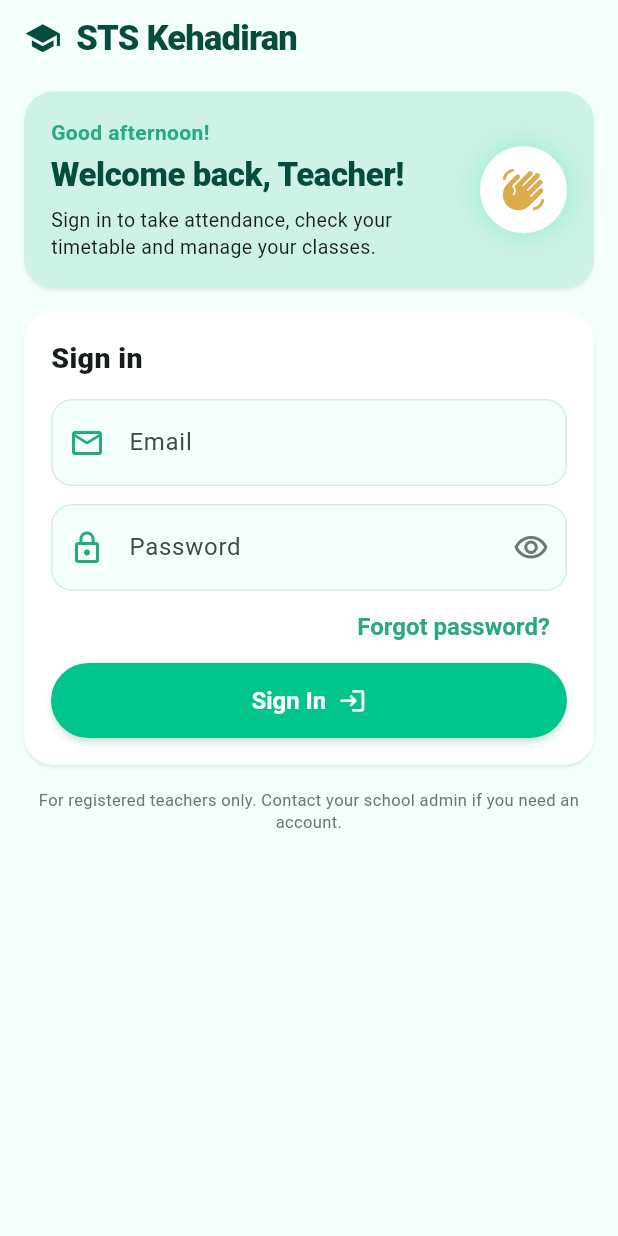
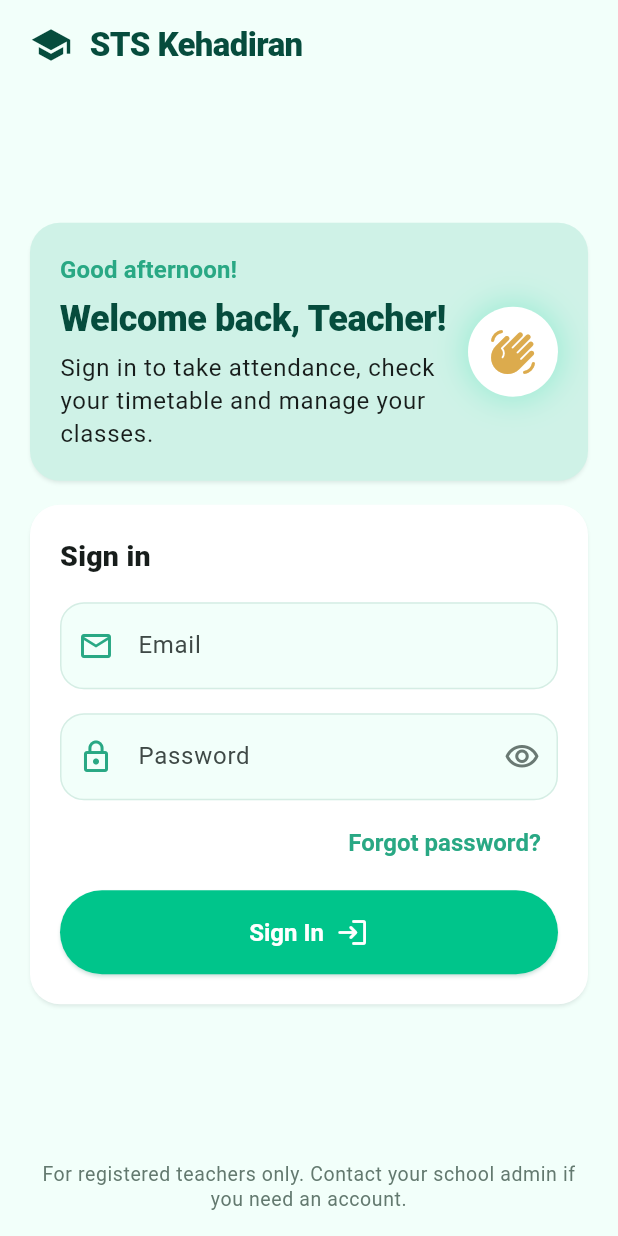
Before and after one commit to dylan-yoong-yw/sts-kehadiran, a Flutter app: the screen it shows after launch, on a phone screen of 412 x 824 dp. Run offline on Flutter 3.47's test engine with Material 3 defaults, Android fonts, the phone set to English and light mode, and no system bars; our stand-ins replace cloud_firestore, firebase_auth, firebase_core; accounts and stored records are empty.

Commit message:
Restyle login screen with theme type scale and centred layout
Use theme text styles, 20 dp margins and a 56 dp Sign In button.
Centre the welcome and form cards vertically with the footer pinned to
the bottom, scrolling instead when the content is taller. Test 360x640
to 412x915 at text scale 1.0, 1.3 and 2.0.

Co-Authored-By: Claude Opus 5.5 <noreply@anthropic.com>

```diff
--- a/lib/screens/login_screen.dart
+++ b/lib/screens/login_screen.dart
@@ -1,14 +1,8 @@
 import 'package:flutter/material.dart';
 
+import '../core/theme.dart';
 import '../services/auth_service.dart';
 import '../widgets/dashboard_widgets.dart';
-
-// Same palette as the main screen.
-const _green = Color(0xFF00C58B);
-const _darkGreen = Color(0xFF064C3D);
-const _background = Color(0xFFF2FFFA);
-const _accent = Color(0xFF29A884);
-const _muted = Color(0xFF63796F);
 
 final _emailPattern = RegExp(r'^[^@\s]+@[^@\s]+\.[^@\s]+$');
 
@@ -81,9 +75,7 @@ class _LoginScreenState extends State<LoginScreen> {
     void show(String message) {
       messenger
         ..hideCurrentSnackBar()
-        ..showSnackBar(
-          SnackBar(content: Text(message), behavior: SnackBarBehavior.floating),
-        );
+        ..showSnackBar(SnackBar(content: Text(message)));
     }
 
     final email = _emailController.text.trim();
@@ -101,65 +93,204 @@ class _LoginScreenState extends State<LoginScreen> {
     }
   }
 
-  InputDecoration _fieldDecoration({
-    required String label,
-    required IconData icon,
-    Widget? suffix,
-  }) {
-    OutlineInputBorder border(Color color, [double width = 1]) =>
-        OutlineInputBorder(
-          borderRadius: BorderRadius.circular(14),
-          borderSide: BorderSide(color: color, width: width),
-        );
-    return InputDecoration(
-      labelText: label,
-      prefixIcon: Icon(icon, color: _accent),
-      suffixIcon: suffix,
-      filled: true,
-      fillColor: _background,
-      enabledBorder: border(const Color(0xFFD5EDE4)),
-      focusedBorder: border(_green, 2),
-      errorBorder: border(const Color(0xFFB3261E)),
-      focusedErrorBorder: border(const Color(0xFFB3261E), 2),
-      disabledBorder: border(const Color(0xFFE2ECE8)),
-    );
-  }
-
   @override
-  Widget build(BuildContext context) => Scaffold(
-    backgroundColor: _background,
+  Widget build(BuildContext context) {
+    final text = Theme.of(context).textTheme;
+    return Scaffold(
       body: SafeArea(
-      child: Align(
-        alignment: Alignment.topCenter,
+        child: Center(
           child: ConstrainedBox(
             constraints: const BoxConstraints(maxWidth: 520),
-          child: SingleChildScrollView(
+            // Fills at least the screen height so the form can be centred
+            // and the footer pinned to the bottom; scrolls when the content
+            // is taller (short phones, large system text, open keyboard).
+            child: CustomScrollView(
               key: const Key('login-scroll'),
-            padding: const EdgeInsets.fromLTRB(16, 10, 16, 24),
+              slivers: [
+                SliverPadding(
+                  padding: const EdgeInsets.symmetric(
+                    horizontal: AppSpacing.screen,
+                  ),
+                  sliver: SliverFillRemaining(
+                    hasScrollBody: false,
                     child: Column(
                       crossAxisAlignment: CrossAxisAlignment.stretch,
                       children: [
-                const Row(
+                        const SizedBox(height: AppSpacing.section),
+                        Row(
                           children: [
-                    Icon(Icons.school, size: 25, color: _darkGreen),
-                    SizedBox(width: 10),
+                            const Icon(
+                              Icons.school,
+                              size: 28,
+                              color: AppColors.darkGreen,
+                            ),
+                            const SizedBox(width: 12),
                             Expanded(
                               child: Text(
                                 'STS Kehadiran',
-                        style: TextStyle(
-                          color: _darkGreen,
-                          fontSize: 23,
-                          fontWeight: FontWeight.w800,
-                          letterSpacing: -0.5,
+                                style: text.titleLarge?.copyWith(
+                                  color: AppColors.darkGreen,
                                 ),
                               ),
                             ),
                           ],
                         ),
-                const SizedBox(height: 20),
+                        const Spacer(),
+                        const SizedBox(height: 24),
+                        _WelcomeCard(greeting: _greeting),
+                        const SizedBox(height: AppSpacing.section),
                         DashboardCard(
-                  color: const Color(0xFFCFF2E7),
-                  padding: const EdgeInsets.all(18),
+                          key: const Key('login-form-card'),
+                          color: Colors.white,
+                          child: _buildForm(text),
+                        ),
+                        const SizedBox(height: 24),
+                        const Spacer(),
+                        Text(
+                          'For registered teachers only. Contact your school '
+                          'admin if you need an account.',
+                          key: const Key('login-footer'),
+                          textAlign: TextAlign.center,
+                          style: text.bodySmall?.copyWith(
+                            color: AppColors.muted,
+                          ),
+                        ),
+                        const SizedBox(height: AppSpacing.section),
+                      ],
+                    ),
+                  ),
+                ),
+              ],
+            ),
+          ),
+        ),
+      ),
+    );
+  }
+
+  Widget _buildForm(TextTheme text) => Form(
+    key: _formKey,
+    child: AutofillGroup(
+      child: Column(
+        crossAxisAlignment: CrossAxisAlignment.stretch,
+        children: [
+          Text('Sign in', style: text.titleMedium),
+          const SizedBox(height: AppSpacing.section),
+          TextFormField(
+            key: const Key('login-email'),
+            controller: _emailController,
+            enabled: !_busy,
+            style: text.bodyLarge,
+            keyboardType: TextInputType.emailAddress,
+            textInputAction: TextInputAction.next,
+            autofillHints: const [AutofillHints.email],
+            autocorrect: false,
+            decoration: const InputDecoration(
+              labelText: 'Email',
+              prefixIcon: Icon(Icons.email_outlined),
+            ),
+            validator: _validateEmail,
+          ),
+          const SizedBox(height: AppSpacing.section),
+          TextFormField(
+            key: const Key('login-password'),
+            controller: _passwordController,
+            enabled: !_busy,
+            style: text.bodyLarge,
+            obscureText: _obscurePassword,
+            textInputAction: TextInputAction.done,
+            autofillHints: const [AutofillHints.password],
+            onFieldSubmitted: (_) => _signIn(),
+            decoration: InputDecoration(
+              labelText: 'Password',
+              prefixIcon: const Icon(Icons.lock_outline),
+              suffixIcon: IconButton(
+                tooltip: _obscurePassword ? 'Show password' : 'Hide password',
+                onPressed: () =>
+                    setState(() => _obscurePassword = !_obscurePassword),
+                icon: Icon(
+                  _obscurePassword
+                      ? Icons.visibility_outlined
+                      : Icons.visibility_off_outlined,
+                  color: AppColors.dateChipIcon,
+                ),
+              ),
+            ),
+            validator: (value) =>
+                (value ?? '').isEmpty ? 'Please enter your password.' : null,
+          ),
+          const SizedBox(height: 4),
+          Align(
+            alignment: Alignment.centerRight,
+            child: TextButton(
+              onPressed: _busy ? null : _resetPassword,
+              style: TextButton.styleFrom(foregroundColor: AppColors.accent),
+              child: const Text('Forgot password?'),
+            ),
+          ),
+          const SizedBox(height: 8),
+          if (_error != null) ...[
+            Container(
+              key: const Key('login-error'),
+              padding: const EdgeInsets.all(14),
+              decoration: BoxDecoration(
+                color: AppColors.errorBackground,
+                borderRadius: BorderRadius.circular(14),
+              ),
+              child: Row(
+                children: [
+                  const Icon(Icons.error_outline, color: AppColors.error),
+                  const SizedBox(width: 12),
+                  Expanded(
+                    child: Text(
+                      _error!,
+                      style: text.bodyMedium?.copyWith(
+                        color: AppColors.errorText,
+                      ),
+                    ),
+                  ),
+                ],
+              ),
+            ),
+            const SizedBox(height: AppSpacing.section),
+          ],
+          FilledButton(
+            key: const Key('login-submit'),
+            style: AppTheme.primaryButton,
+            onPressed: _busy ? null : _signIn,
+            child: _busy
+                ? const SizedBox.square(
+                    dimension: 24,
+                    child: CircularProgressIndicator(
+                      strokeWidth: 2.5,
+                      color: Colors.white,
+                    ),
+                  )
+                : const Row(
+                    mainAxisAlignment: MainAxisAlignment.center,
+                    children: [
+                      Flexible(child: Text('Sign In')),
+                      SizedBox(width: 8),
+                      Icon(Icons.login_rounded, size: 22),
+                    ],
+                  ),
+          ),
+        ],
+      ),
+    ),
+  );
+}
+
+class _WelcomeCard extends StatelessWidget {
+  const _WelcomeCard({required this.greeting});
+
+  final String greeting;
+
+  @override
+  Widget build(BuildContext context) {
+    final text = Theme.of(context).textTheme;
+    return DashboardCard(
+      color: AppColors.attendanceCard,
       child: Row(
         children: [
           Expanded(
@@ -167,28 +298,21 @@ class _LoginScreenState extends State<LoginScreen> {
               crossAxisAlignment: CrossAxisAlignment.start,
               children: [
                 Text(
-                              '$_greeting!',
-                              style: const TextStyle(
-                                color: _accent,
-                                fontSize: 14,
-                                fontWeight: FontWeight.w700,
+                  '$greeting!',
+                  style: text.titleSmall?.copyWith(color: AppColors.accent),
+                ),
+                const SizedBox(height: 6),
+                Text(
+                  'Welcome back, Teacher!',
+                  style: text.headlineSmall?.copyWith(
+                    color: AppColors.darkGreen,
                   ),
                 ),
-                            const SizedBox(height: 4),
-                            const Text(
-                              'Welcome back, Teacher!',
-                              style: TextStyle(
-                                color: _darkGreen,
-                                fontSize: 22,
-                                fontWeight: FontWeight.w800,
-                                letterSpacing: -0.3,
-                              ),
-                            ),
-                            const SizedBox(height: 6),
-                            const Text(
-                              'Sign in to take attendance, check your '
-                              'timetable and manage your classes.',
-                              style: TextStyle(fontSize: 13, height: 1.35),
+                const SizedBox(height: 8),
+                Text(
+                  'Sign in to take attendance, check your timetable and '
+                  'manage your classes.',
+                  style: text.bodyLarge,
                 ),
               ],
             ),
@@ -209,173 +333,12 @@ class _LoginScreenState extends State<LoginScreen> {
             ),
             child: const Icon(
               Icons.waving_hand_rounded,
-                          size: 30,
-                          color: Color(0xFFDCAB4D),
+              size: 32,
+              color: AppColors.amber,
             ),
           ),
         ],
       ),
-                ),
-                const SizedBox(height: 16),
-                DashboardCard(
-                  color: Colors.white,
-                  padding: const EdgeInsets.all(18),
-                  child: Form(
-                    key: _formKey,
-                    child: AutofillGroup(
-                      child: Column(
-                        crossAxisAlignment: CrossAxisAlignment.stretch,
-                        children: [
-                          const Text(
-                            'Sign in',
-                            style: TextStyle(
-                              fontSize: 19,
-                              fontWeight: FontWeight.w800,
-                            ),
-                          ),
-                          const SizedBox(height: 14),
-                          TextFormField(
-                            key: const Key('login-email'),
-                            controller: _emailController,
-                            enabled: !_busy,
-                            keyboardType: TextInputType.emailAddress,
-                            textInputAction: TextInputAction.next,
-                            autofillHints: const [AutofillHints.email],
-                            autocorrect: false,
-                            decoration: _fieldDecoration(
-                              label: 'Email',
-                              icon: Icons.email_outlined,
-                            ),
-                            validator: _validateEmail,
-                          ),
-                          const SizedBox(height: 12),
-                          TextFormField(
-                            key: const Key('login-password'),
-                            controller: _passwordController,
-                            enabled: !_busy,
-                            obscureText: _obscurePassword,
-                            textInputAction: TextInputAction.done,
-                            autofillHints: const [AutofillHints.password],
-                            onFieldSubmitted: (_) => _signIn(),
-                            decoration: _fieldDecoration(
-                              label: 'Password',
-                              icon: Icons.lock_outline,
-                              suffix: IconButton(
-                                tooltip: _obscurePassword
-                                    ? 'Show password'
-                                    : 'Hide password',
-                                onPressed: () => setState(
-                                  () => _obscurePassword = !_obscurePassword,
-                                ),
-                                icon: Icon(
-                                  _obscurePassword
-                                      ? Icons.visibility_outlined
-                                      : Icons.visibility_off_outlined,
-                                  color: const Color(0xFF6A7973),
-                                ),
-                              ),
-                            ),
-                            validator: (value) => (value ?? '').isEmpty
-                                ? 'Please enter your password.'
-                                : null,
-                          ),
-                          Align(
-                            alignment: Alignment.centerRight,
-                            child: TextButton(
-                              onPressed: _busy ? null : _resetPassword,
-                              style: TextButton.styleFrom(
-                                foregroundColor: _accent,
-                              ),
-                              child: const Text(
-                                'Forgot password?',
-                                style: TextStyle(fontWeight: FontWeight.w700),
-                              ),
-                            ),
-                          ),
-                          if (_error != null) ...[
-                            Container(
-                              key: const Key('login-error'),
-                              padding: const EdgeInsets.all(12),
-                              decoration: BoxDecoration(
-                                color: const Color(0xFFFDECEA),
-                                borderRadius: BorderRadius.circular(12),
-                              ),
-                              child: Row(
-                                children: [
-                                  const Icon(
-                                    Icons.error_outline,
-                                    color: Color(0xFFB3261E),
-                                    size: 20,
-                                  ),
-                                  const SizedBox(width: 10),
-                                  Expanded(
-                                    child: Text(
-                                      _error!,
-                                      style: const TextStyle(
-                                        color: Color(0xFF8C1D18),
-                                        fontSize: 13,
-                                      ),
-                                    ),
-                                  ),
-                                ],
-                              ),
-                            ),
-                            const SizedBox(height: 12),
-                          ],
-                          FilledButton(
-                            key: const Key('login-submit'),
-                            style: FilledButton.styleFrom(
-                              backgroundColor: _green,
-                              foregroundColor: Colors.white,
-                              disabledBackgroundColor: const Color(0xFF7FDFC2),
-                              disabledForegroundColor: Colors.white,
-                              minimumSize: const Size.fromHeight(50),
-                              elevation: 2,
-                              shadowColor: const Color(0x5500A67D),
-                            ),
-                            onPressed: _busy ? null : _signIn,
-                            child: _busy
-                                ? const SizedBox.square(
-                                    dimension: 22,
-                                    child: CircularProgressIndicator(
-                                      strokeWidth: 2.5,
-                                      color: Colors.white,
-                                    ),
-                                  )
-                                : const Row(
-                                    mainAxisAlignment: MainAxisAlignment.center,
-                                    children: [
-                                      Flexible(
-                                        child: Text(
-                                          'Sign In',
-                                          style: TextStyle(
-                                            fontSize: 16,
-                                            fontWeight: FontWeight.w700,
-                                          ),
-                                        ),
-                                      ),
-                                      SizedBox(width: 8),
-                                      Icon(Icons.login_rounded, size: 19),
-                                    ],
-                                  ),
-                          ),
-                        ],
-                      ),
-                    ),
-                  ),
-                ),
-                const SizedBox(height: 16),
-                const Text(
-                  'For registered teachers only. Contact your school admin '
-                  'if you need an account.',
-                  textAlign: TextAlign.center,
-                  style: TextStyle(fontSize: 11, color: _muted),
-                ),
-              ],
-            ),
-          ),
-        ),
-      ),
-    ),
     );
   }
+}
```
Also changed, not shown: 2 other files. Lines whose indentation alone changed are shown as unchanged.
